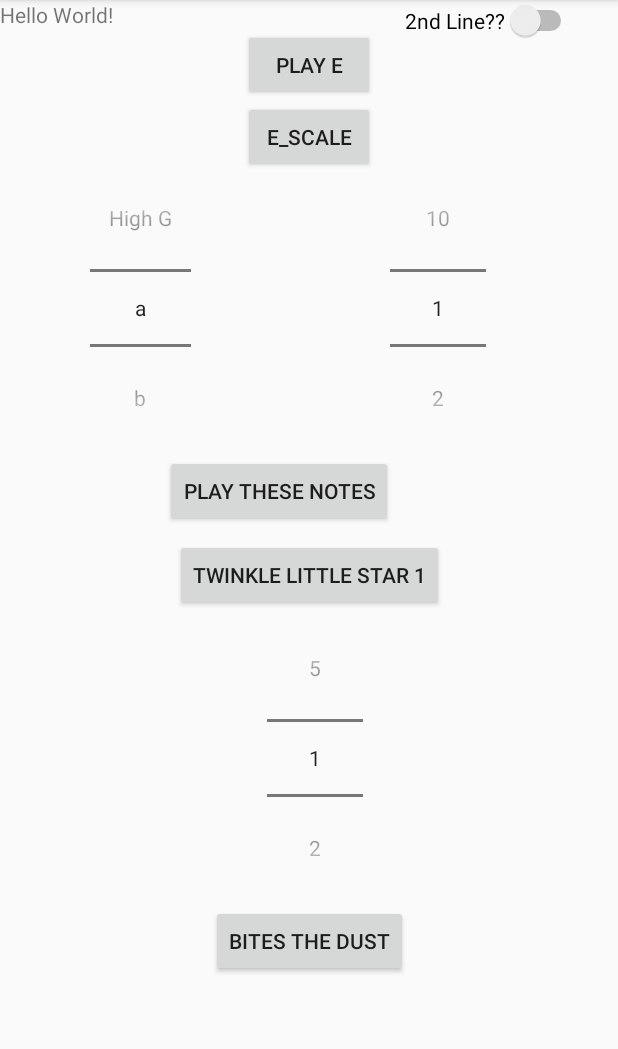
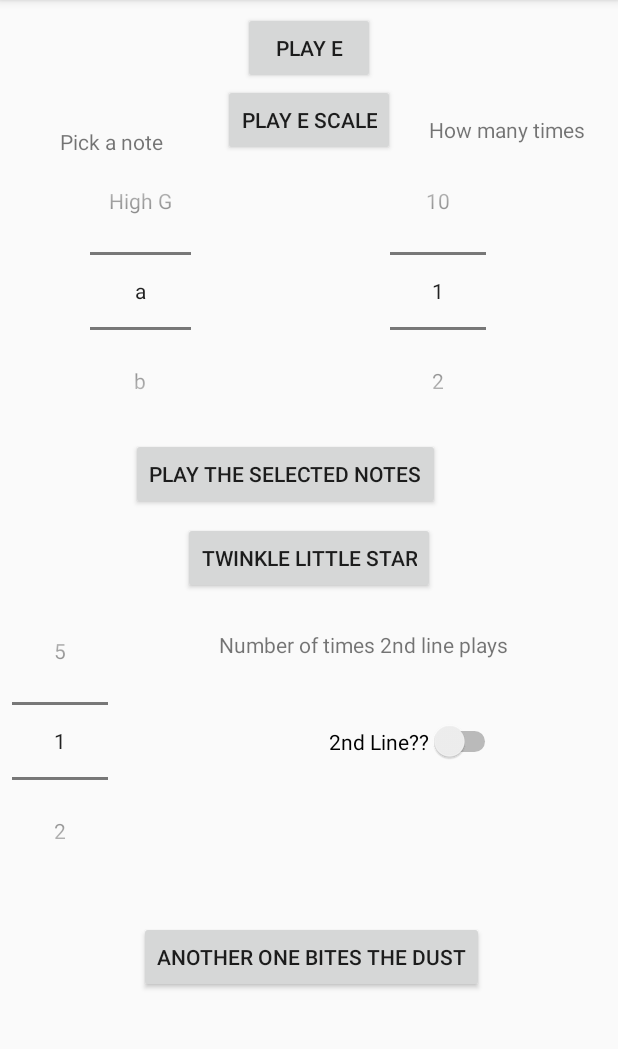
Before and after one commit to JasonB75/Synthizizer_Bald2win, an Android app: the screen it shows after launch (MainActivity), on a phone screen of 412 x 824 dp, the part 84-1133 px from its top. Run offline under Robolectric (Android 15) with nearby library versions, the phone set to English and light mode, and no system bars.

Commit message:
UI improvment and minor fixes

```diff
--- a/app/src/main/java/com/superking75/synthizizer_baldwin/MainActivity.java
+++ b/app/src/main/java/com/superking75/synthizizer_baldwin/MainActivity.java
@@ -63,7 +63,7 @@ public class MainActivity extends AppCompatActivity {
         noteNumberButton = (Button)findViewById(R.id.noteNumberButton);
         button3= (Button)findViewById(R.id.button3);
         button5= (Button) findViewById(R.id.button5);
-        final TextView main = (TextView) findViewById(R.id.text1);
+        //final TextView main = (TextView) findViewById(R.id.text1);
         noteNumber = (NumberPicker) findViewById(R.id.noteNumber);
         notePicker = (NumberPicker) findViewById(R.id.notePicker);
         twinkletimes = (NumberPicker)findViewById(R.id.twinkleTimePicker);
@@ -171,7 +171,7 @@ public class MainActivity extends AppCompatActivity {
                for (int n: noteIdListE)
                 {
 
-                    mpt.playNote(n, 1000);
+                    mpt.playNote(n, HALF_NOTE);
 
                 }
 
--- a/app/src/main/res/layout/activity_main.xml
+++ b/app/src/main/res/layout/activity_main.xml
@@ -6,21 +6,17 @@
     android:layout_height="match_parent"
     tools:context=".MainActivity">
 
-    <TextView
-        android:id="@+id/text1"
+
+    <Button
+        android:id="@+id/button1"
         android:layout_width="wrap_content"
         android:layout_height="wrap_content"
-        android:text="Hello World!"
-        tools:layout_editor_absoluteX="167dp" />
-    <Button
-        android:layout_width="wrap_content"
-        android:layout_height="wrap_content"
+        android:layout_marginTop="8dp"
+
         android:text="@string/button1"
-        android:id="@+id/button1"
-        app:layout_constraintTop_toBottomOf="@id/text1"
         app:layout_constraintLeft_toLeftOf="parent"
         app:layout_constraintRight_toRightOf="parent"
-        />
+        app:layout_constraintTop_toTopOf="parent" />
 
     <Button
         android:id="@+id/button2"
@@ -57,7 +53,6 @@
         android:layout_height="wrap_content"
         android:layout_marginStart="8dp"
         android:layout_marginTop="8dp"
-        app:layout_constraintEnd_toEndOf="parent"
         app:layout_constraintLeft_toRightOf="@id/notePicker"
         app:layout_constraintStart_toStartOf="parent"
         app:layout_constraintTop_toBottomOf="@+id/button3" />
@@ -92,10 +87,13 @@
         android:layout_marginStart="8dp"
         android:layout_marginTop="8dp"
         android:layout_marginEnd="8dp"
+        android:layout_marginBottom="8dp"
         android:text="@string/button5"
+        app:layout_constraintBottom_toBottomOf="parent"
         app:layout_constraintEnd_toEndOf="parent"
+        app:layout_constraintHorizontal_bias="0.512"
         app:layout_constraintStart_toStartOf="parent"
-        app:layout_constraintTop_toBottomOf="@+id/twinkleTimePicker" />
+        app:layout_constraintTop_toBottomOf="@+id/switch1" />
 
     <Switch
         android:id="@+id/switch1"
@@ -104,8 +102,45 @@
         android:layout_marginStart="8dp"
         android:layout_marginEnd="8dp"
         android:text="@string/switch1"
+        app:layout_constraintBottom_toBottomOf="@+id/twinkleTimePicker"
+        app:layout_constraintEnd_toEndOf="parent"
+        app:layout_constraintHorizontal_bias="0.666"
+        app:layout_constraintStart_toEndOf="@+id/twinkleTimePicker"
+        app:layout_constraintTop_toTopOf="@+id/twinkleTimePicker" />
+
+    <TextView
+        android:id="@+id/notePick"
+        android:layout_width="wrap_content"
+        android:layout_height="wrap_content"
+        android:layout_marginStart="8dp"
+        android:layout_marginEnd="8dp"
+        android:text="@string/pick_a_note"
+        app:layout_constraintBottom_toTopOf="@+id/notePicker"
+        app:layout_constraintEnd_toStartOf="@+id/button2"
+        app:layout_constraintStart_toStartOf="parent" />
+
+    <TextView
+        android:id="@+id/numOfNotes"
+        android:layout_width="wrap_content"
+        android:layout_height="wrap_content"
+        android:layout_marginStart="8dp"
+        android:layout_marginEnd="8dp"
+        android:layout_marginBottom="8dp"
+        android:text="@string/how_many_times"
+        app:layout_constraintBottom_toTopOf="@+id/noteNumber"
+        app:layout_constraintEnd_toEndOf="parent"
+        app:layout_constraintStart_toEndOf="@+id/button2" />
+
+    <TextView
+        android:id="@+id/twinklelinetwo"
+        android:layout_width="wrap_content"
+        android:layout_height="wrap_content"
+        android:layout_marginStart="8dp"
+        android:layout_marginTop="24dp"
+        android:layout_marginEnd="8dp"
+        android:text="@string/number_of_times_2nd_line_plays"
         app:layout_constraintEnd_toEndOf="parent"
         app:layout_constraintStart_toEndOf="@+id/twinkleTimePicker"
-        tools:layout_editor_absoluteY="477dp" />
+        app:layout_constraintTop_toBottomOf="@+id/button3" />
 
 </android.support.constraint.ConstraintLayout>
--- a/app/src/main/res/values/strings.xml
+++ b/app/src/main/res/values/strings.xml
@@ -1,12 +1,14 @@
 <resources>
     <string name="app_name">Synthizizer_Baldwin</string>
-    <string name="button2">E_scale</string>
+    <string name="button2">Play E scale</string>
     <string name="button1">Play E</string>
-    <string name="button3">Twinkle Little Star 1</string>
-    <string name="button4">Play these notes</string>
-    <string name="button5">Bites the dust </string>
+    <string name="button3">Twinkle Little Star </string>
+    <string name="button4">Play the selected notes</string>
+    <string name="button5">Another one bites the dust </string>
     <string name="switch1">2nd Line?? </string>
-
+    <string name="pick_a_note">Pick a note</string>
+    <string name="how_many_times">How many times</string>
+    <string name="number_of_times_2nd_line_plays">Number of times 2nd line plays</string>
 
 
 </resources>
```
